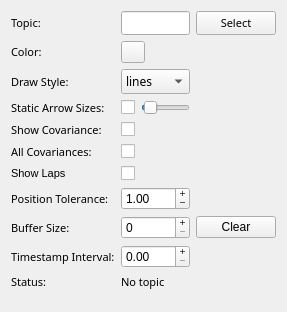
First picture: the form in mapviz_plugins/ui/odometry_config.ui, repository ros2-gbp/mapviz-release, before the edit.
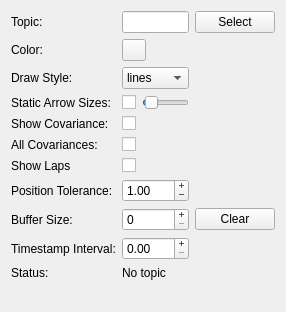
Second picture: the form after the edit. Custom widgets are drawn as their Qt base class.

Patch:
```diff
--- a/mapviz_plugins/ui/odometry_config.ui
+++ b/mapviz_plugins/ui/odometry_config.ui
@@ -19,12 +19,6 @@
   <layout class="QGridLayout" name="gridLayout" columnminimumwidth="0,1,0">
    <item row="9" column="0">
     <widget class="QLabel" name="label_10">
-     <property name="font">
-      <font>
-       <family>Sans Serif</family>
-       <pointsize>8</pointsize>
-      </font>
-     </property>
      <property name="text">
       <string>Timestamp Interval:</string>
      </property>
@@ -32,12 +26,6 @@
    </item>
    <item row="0" column="0">
     <widget class="QLabel" name="label">
-     <property name="font">
-      <font>
-       <family>Sans Serif</family>
-       <pointsize>8</pointsize>
-      </font>
-     </property>
      <property name="text">
       <string>Topic:</string>
      </property>
@@ -59,12 +47,6 @@
    </item>
    <item row="0" column="1">
     <widget class="QLineEdit" name="topic">
-     <property name="font">
-      <font>
-       <family>Sans Serif</family>
-       <pointsize>8</pointsize>
-      </font>
-     </property>
     </widget>
    </item>
    <item row="7" column="1">
@@ -88,12 +70,6 @@
    </item>
    <item row="10" column="1">
     <widget class="QLabel" name="status">
-     <property name="font">
-      <font>
-       <family>Sans Serif</family>
-       <pointsize>8</pointsize>
-      </font>
-     </property>
      <property name="styleSheet">
       <string notr="true"/>
      </property>
@@ -126,12 +102,6 @@
    </item>
    <item row="10" column="0">
     <widget class="QLabel" name="label_2">
-     <property name="font">
-      <font>
-       <family>Sans Serif</family>
-       <pointsize>8</pointsize>
-      </font>
-     </property>
      <property name="text">
       <string>Status:</string>
      </property>
@@ -145,12 +115,6 @@
        <verstretch>0</verstretch>
       </sizepolicy>
      </property>
-     <property name="font">
-      <font>
-       <family>Sans Serif</family>
-       <pointsize>8</pointsize>
-      </font>
-     </property>
      <property name="styleSheet">
       <string notr="true"/>
      </property>
@@ -161,12 +125,6 @@
    </item>
    <item row="8" column="0">
     <widget class="QLabel" name="label_6">
-     <property name="font">
-      <font>
-       <family>Sans Serif</family>
-       <pointsize>8</pointsize>
-      </font>
-     </property>
      <property name="text">
       <string>Buffer Size:</string>
      </property>
@@ -197,12 +155,6 @@
    </item>
    <item row="4" column="0">
     <widget class="QLabel" name="label_5">
-     <property name="font">
-      <font>
-       <family>Sans Serif</family>
-       <pointsize>8</pointsize>
-      </font>
-     </property>
      <property name="text">
       <string>Show Covariance:</string>
      </property>
@@ -216,12 +168,6 @@
        <height>25</height>
       </size>
      </property>
-     <property name="font">
-      <font>
-       <family>Sans Serif</family>
-       <pointsize>9</pointsize>
-      </font>
-     </property>
      <item>
       <property name="text">
        <string>lines</string>
@@ -241,12 +187,6 @@
    </item>
    <item row="2" column="0">
     <widget class="QLabel" name="label_7">
-     <property name="font">
-      <font>
-       <family>Sans Serif</family>
-       <pointsize>8</pointsize>
-      </font>
-     </property>
      <property name="text">
       <string>Draw Style:</string>
      </property>
@@ -267,11 +207,6 @@
    </item>
    <item row="6" column="0">
     <widget class="QLabel" name="label_8">
-     <property name="font">
-      <font>
-       <pointsize>8</pointsize>
-      </font>
-     </property>
      <property name="text">
       <string>Show Laps</string>
      </property>
@@ -279,12 +214,6 @@
    </item>
    <item row="1" column="0">
     <widget class="QLabel" name="label_3">
-     <property name="font">
-      <font>
-       <family>Sans Serif</family>
-       <pointsize>8</pointsize>
-      </font>
-     </property>
      <property name="text">
       <string>Color:</string>
      </property>
@@ -292,12 +221,6 @@
    </item>
    <item row="3" column="0">
     <widget class="QLabel" name="label_9">
-     <property name="font">
-      <font>
-       <family>Sans Serif</family>
-       <pointsize>8</pointsize>
-      </font>
-     </property>
      <property name="text">
       <string>Static Arrow Sizes:</string>
      </property>
@@ -305,12 +228,6 @@
    </item>
    <item row="7" column="0">
     <widget class="QLabel" name="label_4">
-     <property name="font">
-      <font>
-       <family>Sans Serif</family>
-       <pointsize>8</pointsize>
-      </font>
-     </property>
      <property name="text">
       <string>Position Tolerance:</string>
      </property>
@@ -370,12 +287,6 @@
    </item>
    <item row="5" column="0">
     <widget class="QLabel" name="label_11">
-     <property name="font">
-      <font>
-       <family>Sans Serif</family>
-       <pointsize>8</pointsize>
-      </font>
-     </property>
      <property name="text">
       <string>All Covariances:</string>
      </property>
```
